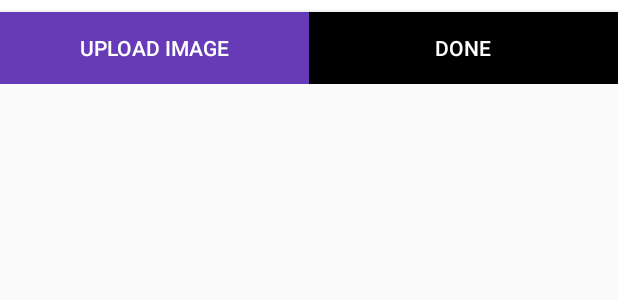
After one commit to Siddharha/BusinessAdmin, an Android app: the layout bottom_sheet.xml on its own in the app's theme, with its tools: preview values and no code run, on a phone screen of 412 x 824 dp. The commit adds this screen. Shown: the top 300 px of the screen. Run offline under Robolectric (Android 15) with nearby library versions, the phone set to English and light mode, and no system bars.

Commit message:
new Page

```diff
--- /dev/null
+++ b/app/src/main/res/layout/bottom_sheet.xml
@@ -0,0 +1,53 @@
+<?xml version="1.0" encoding="utf-8"?>
+<androidx.constraintlayout.widget.ConstraintLayout xmlns:android="http://schemas.android.com/apk/res/android"
+        xmlns:app="http://schemas.android.com/apk/res-auto"
+        xmlns:tools="http://schemas.android.com/tools"
+        android:id="@+id/bottom_sheet"
+        android:layout_width="match_parent"
+        android:layout_height="wrap_content"
+        android:background="#ffffff"
+        android:orientation="vertical"
+        app:behavior_hideable="false"
+        app:behavior_peekHeight="0dp"
+        app:layout_behavior="com.google.android.material.bottomsheet.BottomSheetBehavior">
+
+    <androidx.recyclerview.widget.RecyclerView
+            android:id="@+id/recyclerView"
+            android:layout_width="match_parent"
+            android:layout_height="wrap_content"
+            app:layout_constraintEnd_toEndOf="parent"
+            app:layout_constraintStart_toStartOf="parent"
+            app:layout_constraintTop_toTopOf="parent" />
+
+    <androidx.constraintlayout.widget.Guideline
+            android:id="@+id/gd1"
+            android:layout_width="wrap_content"
+            android:layout_height="wrap_content"
+            android:orientation="vertical"
+            app:layout_constraintGuide_percent="0.5" />
+
+    <Button
+            android:id="@+id/button"
+            android:layout_width="0dp"
+            android:layout_height="wrap_content"
+            android:layout_marginTop="8dp"
+            android:background="#673AB7"
+            android:text="Upload Image"
+            android:textColor="#fff"
+            app:layout_constraintEnd_toStartOf="@+id/gd1"
+            app:layout_constraintStart_toStartOf="parent"
+            app:layout_constraintTop_toBottomOf="@+id/recyclerView" />
+
+    <Button
+            android:id="@+id/button2"
+            android:layout_width="0dp"
+            android:layout_height="wrap_content"
+            android:layout_marginTop="8dp"
+            android:background="#000000"
+            android:text="Done"
+            android:textColor="#fff"
+            app:layout_constraintEnd_toEndOf="parent"
+            app:layout_constraintStart_toEndOf="@+id/button"
+            app:layout_constraintTop_toBottomOf="@+id/recyclerView" />
+
+</androidx.constraintlayout.widget.ConstraintLayout>
```
Also changed, not shown: app/src/main/java/in/creativelizard/businessadvisor/viewModels/BottomSheetViewModel.kt (added, +28 -0 lines), app/src/main/java/in/creativelizard/businessadvisor/views/PersonalFragment.kt (+12 -1 lines), app/src/main/java/in/creativelizard/businessadvisor/views/utils/AppUtils.kt (+19 -0 lines), app/src/main/res/layout/dialog_profile_chooser.xml (added, +19 -0 lines), app/src/main/res/layout/fragment_personal.xml (+8 -2 lines).
